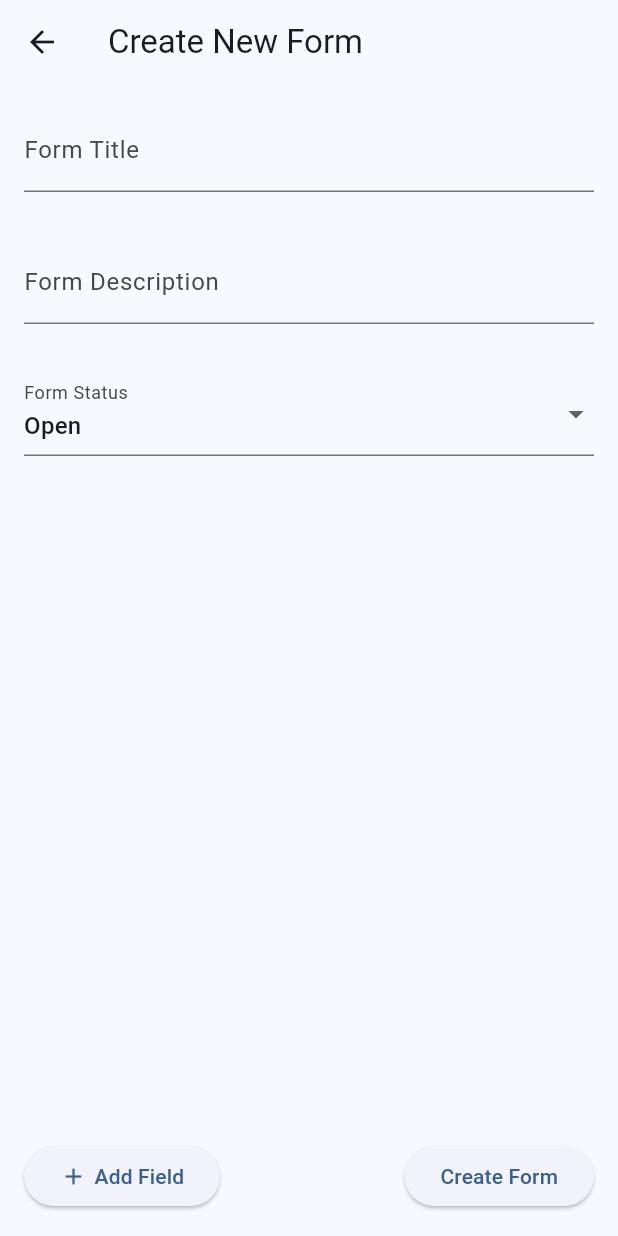
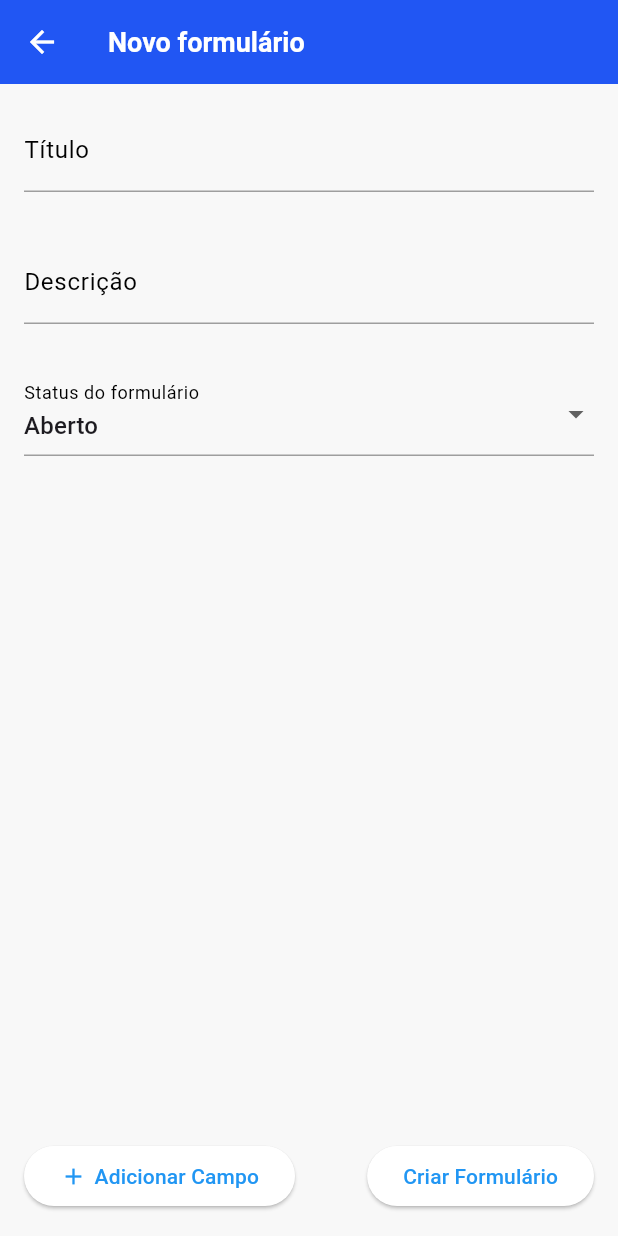
Before and after one commit to DemmiBot/field_research_app, a Flutter app: the NewFormScreen screen opened directly, on a phone screen of 412 x 824 dp. Run offline on Flutter 3.47's test engine with Material 3 defaults, Android fonts, the phone set to English and light mode, and no system bars; our stand-ins replace flutter_riverpod; missing offline and left inert: flutter_reorderable_list; network calls fail.

Commit message:
New Layout, not final

```diff
--- a/frontend_alleck/lib/view/screens/new_form_screen.dart
+++ b/frontend_alleck/lib/view/screens/new_form_screen.dart
@@ -20,13 +20,13 @@ class _NewFormScreenState extends ConsumerState<NewFormScreen> {
   Widget build(BuildContext context) {
     return Scaffold(
       appBar: AppBar(
-        title: Text('Create New Form'),
+        title: Text('Novo formulário'),
       ),
       body: Column(
         children: [
-          _buildTextField('Form Title', (value) => formTitle = value),
+          _buildTextField('Título', (value) => formTitle = value),
           _buildTextField(
-              'Form Description', (value) => formDescription = value),
+              'Descrição', (value) => formDescription = value),
           _buildStatusDropdown(),
           _buildQuestionsList(),
           _buildActionButtons(),
@@ -51,11 +51,11 @@ class _NewFormScreenState extends ConsumerState<NewFormScreen> {
     return Padding(
       padding: const EdgeInsets.all(16.0),
       child: DropdownButtonFormField<String>(
-        decoration: InputDecoration(labelText: 'Form Status'),
+        decoration: InputDecoration(labelText: 'Status do formulário'),
         value: formStatus,
         items: [
-          DropdownMenuItem(value: 'OPEN', child: Text('Open')),
-          DropdownMenuItem(value: 'CLOSED', child: Text('Closed')),
+          DropdownMenuItem(value: 'OPEN', child: Text('Aberto')),
+          DropdownMenuItem(value: 'CLOSED', child: Text('Fechado')),
         ],
         onChanged: (value) {
           setState(() {
@@ -123,7 +123,7 @@ class _NewFormScreenState extends ConsumerState<NewFormScreen> {
           TextFormField(
             initialValue: '', // Initially empty
             decoration:
-                InputDecoration(hintText: 'Enter comma-separated enum values'),
+                InputDecoration(hintText: 'Opção 1, Opção 2, Opção 3, ...'),
             onChanged: (value) {
               setState(() {
                 question.listValues =
@@ -137,7 +137,7 @@ class _NewFormScreenState extends ConsumerState<NewFormScreen> {
             children: [
               Expanded(
                 child: TextFormField(
-                  decoration: InputDecoration(hintText: 'Min Value'),
+                  decoration: InputDecoration(hintText: 'Valor mínimo'),
                   keyboardType: TextInputType.number,
                   onChanged: (value) {
                     setState(() {
@@ -149,7 +149,7 @@ class _NewFormScreenState extends ConsumerState<NewFormScreen> {
               SizedBox(width: 8),
               Expanded(
                 child: TextFormField(
-                  decoration: InputDecoration(hintText: 'Max Value'),
+                  decoration: InputDecoration(hintText: 'Valor máximo'),
                   keyboardType: TextInputType.number,
                   onChanged: (value) {
                     setState(() {
@@ -176,13 +176,13 @@ class _NewFormScreenState extends ConsumerState<NewFormScreen> {
               children: [
                 Icon(Icons.add),
                 SizedBox(width: 5),
-                Text('Add Field'),
+                Text('Adicionar Campo'),
               ],
             ),
           ),
           ElevatedButton(
             onPressed: _createForm,
-            child: Text('Create Form'),
+            child: Text('Criar Formulário'),
           ),
         ],
       ),
@@ -197,9 +197,9 @@ class _NewFormScreenState extends ConsumerState<NewFormScreen> {
 
     // Show SnackBar with undo option
     ScaffoldMessenger.of(context).showSnackBar(SnackBar(
-      content: Text("Field '${removedQuestion.label}' dismissed"),
+      content: Text("Campo '${removedQuestion.label}' removido"),
       action: SnackBarAction(
-        label: "Undo",
+        label: "Desfazer",
         onPressed: () {
           setState(() {
             currentQuestions.insert(index, removedQuestion);
@@ -237,11 +237,11 @@ class _NewFormScreenState extends ConsumerState<NewFormScreen> {
         return GridView.count(
           crossAxisCount: 2,
           children: [
-            _buildFieldIcon('Text Field', Icons.text_fields, 'TEXT'),
+            _buildFieldIcon('Campo de texto', Icons.text_fields, 'TEXT'),
             _buildFieldIcon(
-                'Integer Field', Icons.format_list_numbered, 'NUMBER'),
+                'Campo de números', Icons.onetwothree, 'NUMBER'),
             _buildFieldIcon(
-                'Dropdown Field (Enum)', Icons.arrow_drop_down, 'LIST'),
+                'Campo de Lista', Icons.arrow_drop_down, 'LIST'),
           ],
         );
       },
@@ -289,6 +289,9 @@ class _NewFormScreenState extends ConsumerState<NewFormScreen> {
       Navigator.pop(context);
     } catch (e) {
       print('Failed to create form: $e');
+      ScaffoldMessenger.of(context).showSnackBar(
+          SnackBar(content: Text('Falha na criação de formulário: $e')),
+      );
     }
   }
 }
--- /dev/null
+++ b/frontend_alleck/lib/view/widgets/theme.dart
@@ -0,0 +1,84 @@
+import 'package:flutter/material.dart';
+
+const primaryBlue = Color.fromARGB(255, 33, 86, 243);
+
+ThemeData lightTheme = ThemeData.light().copyWith(
+  appBarTheme: AppBarTheme(
+      backgroundColor: primaryBlue,
+      foregroundColor: Colors.white,
+      titleTextStyle: TextStyle(
+          color: Colors.white, fontSize: 18, fontWeight: FontWeight.w600)),
+  dividerColor: Colors.grey,
+  dividerTheme: DividerThemeData(
+    color: Colors.grey,
+  ),
+  filledButtonTheme: FilledButtonThemeData(
+      style: ButtonStyle(
+    backgroundColor: WidgetStatePropertyAll(primaryBlue),
+  )),
+  textButtonTheme: TextButtonThemeData(
+      style: ButtonStyle(
+    foregroundColor: WidgetStatePropertyAll(primaryBlue),
+  )),
+  primaryColor: primaryBlue,
+  buttonTheme: ButtonThemeData(buttonColor: primaryBlue),
+  textTheme: ThemeData.light().textTheme.copyWith(
+        bodyLarge: TextStyle(color: Colors.black), // Standard text color
+        bodyMedium: TextStyle(color: Colors.black), // Secondary text color
+        bodySmall: TextStyle(color: Colors.black),
+      ),
+  colorScheme: ColorScheme.fromSwatch().copyWith(secondary: primaryBlue),
+  scaffoldBackgroundColor: const Color.fromARGB(255, 248, 248, 248),
+  inputDecorationTheme: ThemeData().inputDecorationTheme.copyWith(
+        hintStyle: TextStyle(color: Colors.grey),
+        enabledBorder: UnderlineInputBorder(
+          borderSide: BorderSide(color: Colors.grey),
+        ),
+        focusedBorder: UnderlineInputBorder(
+          borderSide: BorderSide(color: primaryBlue),
+        ),
+      ),
+);
+
+// Dark Theme
+ThemeData darkTheme = ThemeData.dark().copyWith(
+  appBarTheme: AppBarTheme(
+    backgroundColor: primaryBlue,
+    foregroundColor: Colors.white,
+    titleTextStyle: TextStyle(
+        color: Colors.white, fontSize: 18, fontWeight: FontWeight.w600),
+  ),
+  dividerColor: Colors.grey[700],
+  dividerTheme: DividerThemeData(
+    color: Colors.grey[700],
+  ),
+  filledButtonTheme: FilledButtonThemeData(
+    style: ButtonStyle(
+      backgroundColor: WidgetStatePropertyAll(primaryBlue),
+    ),
+  ),
+  textButtonTheme: TextButtonThemeData(
+    style: ButtonStyle(
+      foregroundColor: WidgetStatePropertyAll(primaryBlue),
+    ),
+  ),
+  primaryColor: primaryBlue,
+  buttonTheme: ButtonThemeData(buttonColor: primaryBlue),
+  textTheme: ThemeData.dark().textTheme.copyWith(
+        bodyLarge: TextStyle(color: Colors.white), // Standard text color
+        bodyMedium: TextStyle(color: Colors.white), // Secondary text color
+        bodySmall: TextStyle(color: Colors.white),
+      ),
+  colorScheme: ColorScheme.fromSwatch(brightness: Brightness.dark)
+      .copyWith(secondary: primaryBlue),
+  scaffoldBackgroundColor: const Color.fromARGB(255, 33, 33, 33),
+  inputDecorationTheme: ThemeData().inputDecorationTheme.copyWith(
+        hintStyle: TextStyle(color: Colors.grey[400]),
+        enabledBorder: UnderlineInputBorder(
+          borderSide: BorderSide(color: const Color.fromRGBO(117, 117, 117, 1)),
+        ),
+        focusedBorder: UnderlineInputBorder(
+          borderSide: BorderSide(color: primaryBlue),
+        ),
+      ),
+);
```
Also changed, not shown: frontend_alleck/lib/main.dart (+5 -5 lines), frontend_alleck/lib/view/form_fields/enum_field_form.dart (+15 -1 lines), frontend_alleck/lib/view/form_fields/int_field_form.dart (+12 -2 lines), frontend_alleck/lib/view/screens/dynamic_form.dart (+4 -4 lines), frontend_alleck/lib/view/screens/home.dart (+24 -17 lines), frontend_alleck/lib/view/widgets/poll_info_modal.dart (+12 -5 lines), frontend_alleck/lib/view/widgets/poll_list_item.dart (+4 -5 lines).
